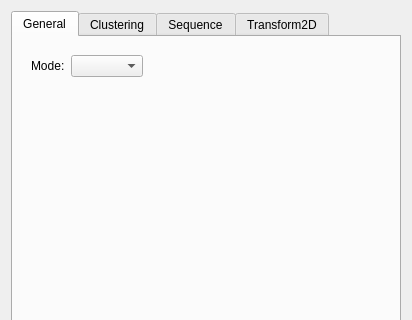
The window that Scenery/process/gui/processwindow.ui (dkliminsky/Scenery) describes before a commit, drawn with Qt 5; both pictures show x 0 to 412 and y 0 to 320 of the 412 by 464 pixel window.
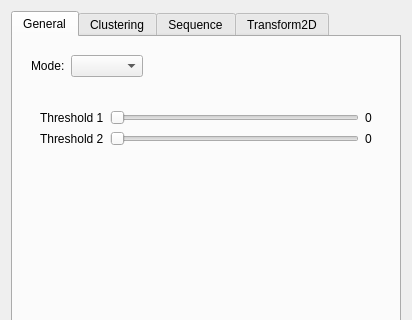
The same window after the commit. The open tabs and pages were chosen to show the change.

```diff
--- a/Scenery/process/gui/processwindow.ui
+++ b/Scenery/process/gui/processwindow.ui
@@ -401,7 +401,83 @@
            </item>
           </layout>
          </widget>
-         <widget class="QWidget" name="contour"/>
+         <widget class="QWidget" name="contour">
+          <layout class="QVBoxLayout" name="verticalLayout_12">
+           <item>
+            <widget class="QWidget" name="widget_15" native="true">
+             <layout class="QGridLayout" name="gridLayout_10">
+              <item row="0" column="0">
+               <widget class="QLabel" name="label_41">
+                <property name="text">
+                 <string>Threshold 1</string>
+                </property>
+               </widget>
+              </item>
+              <item row="0" column="1">
+               <widget class="QSlider" name="contourThreshold1Slider">
+                <property name="minimum">
+                 <number>1</number>
+                </property>
+                <property name="maximum">
+                 <number>1000</number>
+                </property>
+                <property name="orientation">
+                 <enum>Qt::Horizontal</enum>
+                </property>
+               </widget>
+              </item>
+              <item row="0" column="2">
+               <widget class="QLabel" name="contourThreshold1Label">
+                <property name="text">
+                 <string>0</string>
+                </property>
+               </widget>
+              </item>
+              <item row="1" column="0">
+               <widget class="QLabel" name="label_42">
+                <property name="text">
+                 <string>Threshold 2</string>
+                </property>
+               </widget>
+              </item>
+              <item row="1" column="1">
+               <widget class="QSlider" name="contourThreshold2Slider">
+                <property name="minimum">
+                 <number>1</number>
+                </property>
+                <property name="maximum">
+                 <number>1000</number>
+                </property>
+                <property name="orientation">
+                 <enum>Qt::Horizontal</enum>
+                </property>
+               </widget>
+              </item>
+              <item row="1" column="2">
+               <widget class="QLabel" name="contourThreshold2Label">
+                <property name="text">
+                 <string>0</string>
+                </property>
+               </widget>
+              </item>
+             </layout>
+            </widget>
+           </item>
+           <item>
+            <spacer name="verticalSpacer_8">
+             <property name="orientation">
+              <enum>Qt::Vertical</enum>
+             </property>
+             <property name="sizeHint" stdset="0">
+              <size>
+               <width>20</width>
+               <height>40</height>
+              </size>
+             </property>
+            </spacer>
+           </item>
+          </layout>
+         </widget>
          <widget class="QWidget" name="houghCircle">
           <layout class="QVBoxLayout" name="verticalLayout_8">
            <item>
```
Left out of the diff: 24 changed lines with no effect on the pictures.
